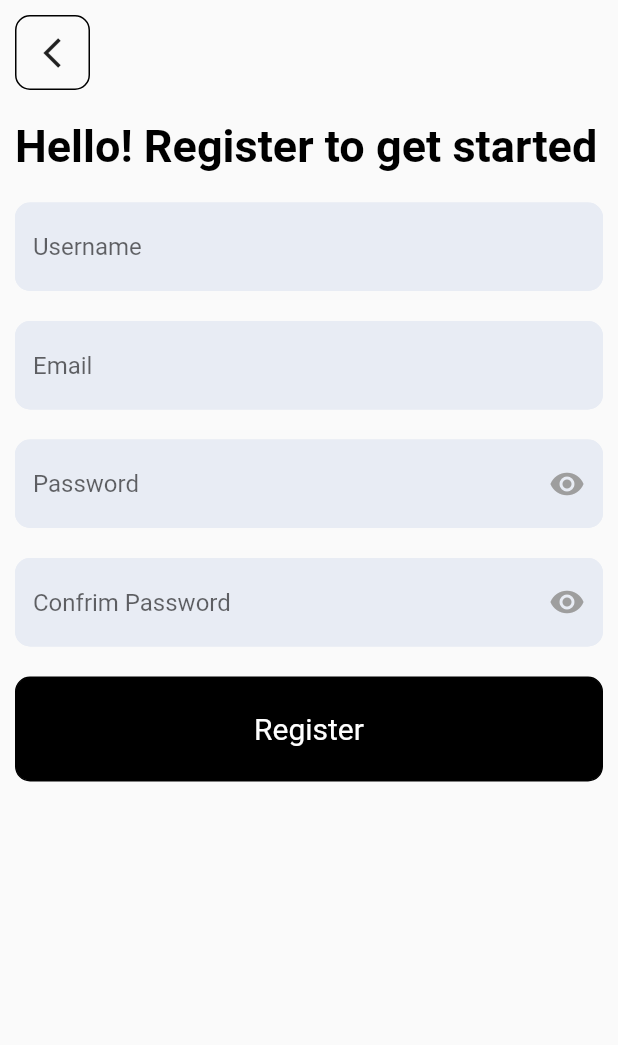
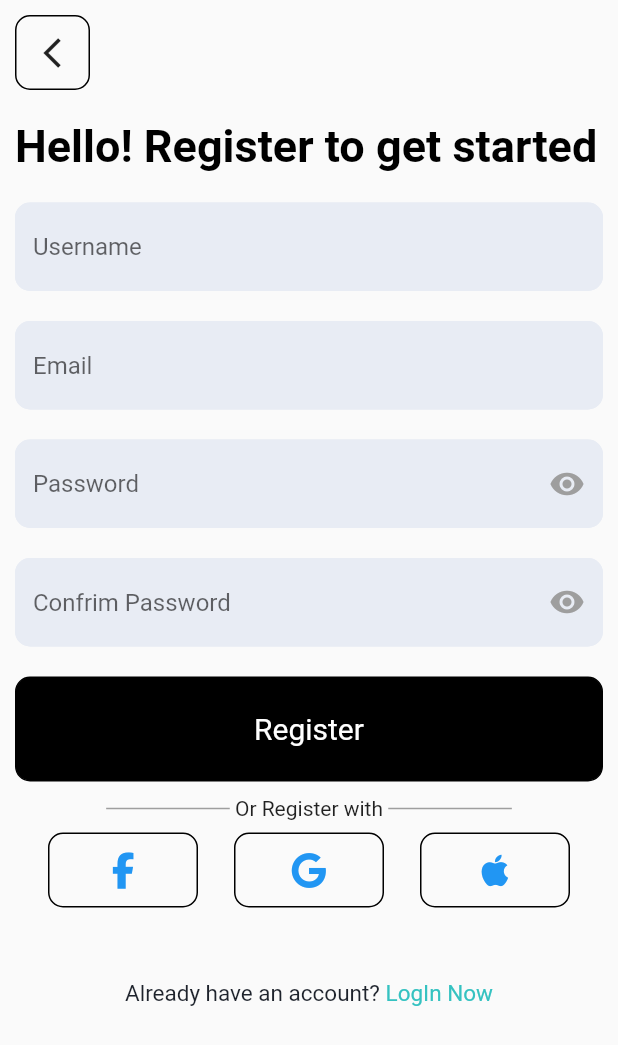
Before and after one commit to garaadamiin/firebaseapp, a Flutter app: the SigUpScreen screen opened directly, on a phone screen of 412 x 824 dp. Shown: the top 1045 px of the screen. Run offline on Flutter 3.47's test engine with Material 2 defaults, Android fonts, the phone set to English and light mode, and no system bars; our stand-ins replace font_awesome_flutter.

Commit message:
add signup Screen

```diff
--- a/lib/screens/signup_screen.dart
+++ b/lib/screens/signup_screen.dart
@@ -1,4 +1,6 @@
+import 'package:firebase_app_flutter/screens/login_screen.dart';
 import 'package:flutter/material.dart';
+import 'package:font_awesome_flutter/font_awesome_flutter.dart';
 
 import '../widgets/customized_button.dart';
 import '../widgets/customized_textfield.dart';
@@ -80,6 +82,99 @@ class _SigUpScreenState extends State<SigUpScreen> {
                       MaterialPageRoute(builder: (_) => const SigUpScreen()));
                 },
               ),
+              Row(
+                mainAxisAlignment: MainAxisAlignment.center,
+                children: [
+                  Container(
+                    height: 1,
+                    width: MediaQuery.of(context).size.height * 0.1,
+                    color: Colors.grey,
+                  ),
+                  const Text(" Or Register with "),
+                  Container(
+                    height: 1,
+                    width: MediaQuery.of(context).size.height * 0.1,
+                    color: Colors.grey,
+                  ),
+                ],
+              ),
+              Padding(
+                padding: const EdgeInsets.all(8.0),
+                child: Row(
+                  mainAxisAlignment: MainAxisAlignment.spaceEvenly,
+                  children: [
+                    Container(
+                      height: 50,
+                      width: 100,
+                      decoration: BoxDecoration(
+                        border: Border.all(color: Colors.black, width: 1),
+                        borderRadius: BorderRadius.circular(10),
+                      ),
+                      child: IconButton(
+                        icon: const Icon(
+                          FontAwesomeIcons.facebookF,
+                          color: Colors.blue,
+                        ),
+                        onPressed: () {},
+                      ),
+                    ),
+                    Container(
+                      height: 50,
+                      width: 100,
+                      decoration: BoxDecoration(
+                        border: Border.all(color: Colors.black, width: 1),
+                        borderRadius: BorderRadius.circular(10),
+                      ),
+                      child: IconButton(
+                        icon: const Icon(
+                          FontAwesomeIcons.google,
+                          color: Colors.blue,
+                        ),
+                        onPressed: () {},
+                      ),
+                    ),
+                    Container(
+                      height: 50,
+                      width: 100,
+                      decoration: BoxDecoration(
+                        border: Border.all(color: Colors.black, width: 1),
+                        borderRadius: BorderRadius.circular(10),
+                      ),
+                      child: IconButton(
+                        icon: const Icon(
+                          FontAwesomeIcons.apple,
+                          color: Colors.blue,
+                        ),
+                        onPressed: () {},
+                      ),
+                    )
+                  ],
+                ),
+              ),
+              const SizedBox(
+                height: 40,
+              ),
+              Row(
+                mainAxisAlignment: MainAxisAlignment.center,
+                children: [
+                  const Text(
+                    "Already have an account?",
+                    style: TextStyle(color: Color(0xff1E232C), fontSize: 15),
+                  ),
+                  InkWell(
+                    onTap: () {
+                      Navigator.push(
+                          context,
+                          MaterialPageRoute(
+                              builder: (_) => const LoginScreen()));
+                    },
+                    child: const Text(
+                      " LogIn Now",
+                      style: TextStyle(color: Color(0xff35C2C1), fontSize: 15),
+                    ),
+                  )
+                ],
+              )
             ],
           ),
         ),
```
Also changed, not shown: lib/screens/login_screen.dart (+16 -9 lines).
